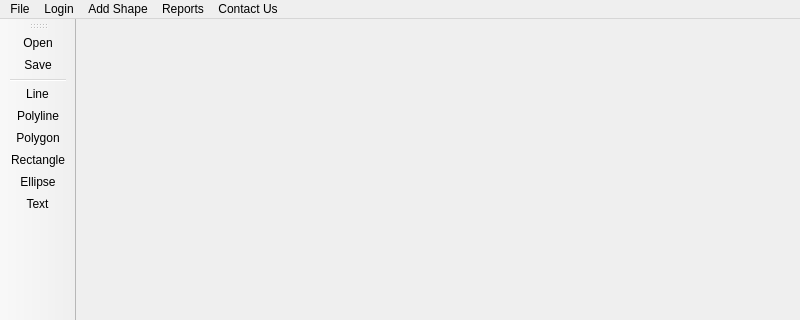
This is QTPROJECT/mainwindow.ui in camwolff02/CS1C_2D_Graphics_Modeler as Qt 5 draws it before an edit; both pictures show x 0 to 800 and y 0 to 320 of the 800 by 574 pixel window. The edited form follows.
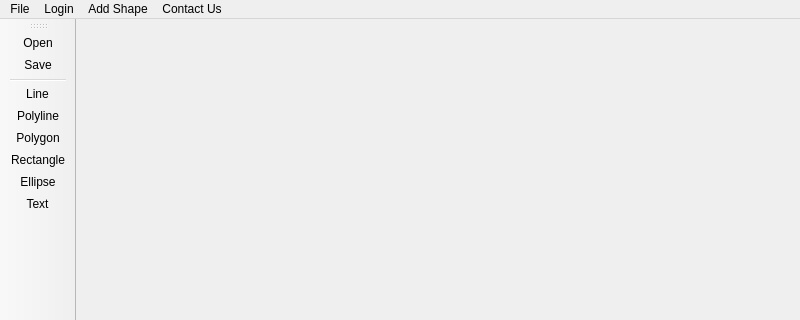
This is the edited form. Icons and pictures are not drawn.

```diff
--- a/QTPROJECT/mainwindow.ui
+++ b/QTPROJECT/mainwindow.ui
@@ -50,14 +50,6 @@
     <addaction name="actionEllipse"/>
     <addaction name="actionText"/>
    </widget>
-   <widget class="QMenu" name="menuReports">
-    <property name="title">
-     <string>Reports</string>
-    </property>
-    <addaction name="actionMain_Report"/>
-    <addaction name="actionArea_Report"/>
-    <addaction name="actionPerimeter_Report"/>
-   </widget>
    <widget class="QMenu" name="menuContact_Us">
     <property name="title">
      <string>Contact Us</string>
@@ -66,7 +58,6 @@
    <addaction name="menuFile"/>
    <addaction name="menuLogin"/>
    <addaction name="menuAdd_Shape"/>
-   <addaction name="menuReports"/>
    <addaction name="menuContact_Us"/>
   </widget>
   <widget class="QStatusBar" name="statusbar"/>
```
Left out of the diff: 15 changed lines with no effect on the pictures.
